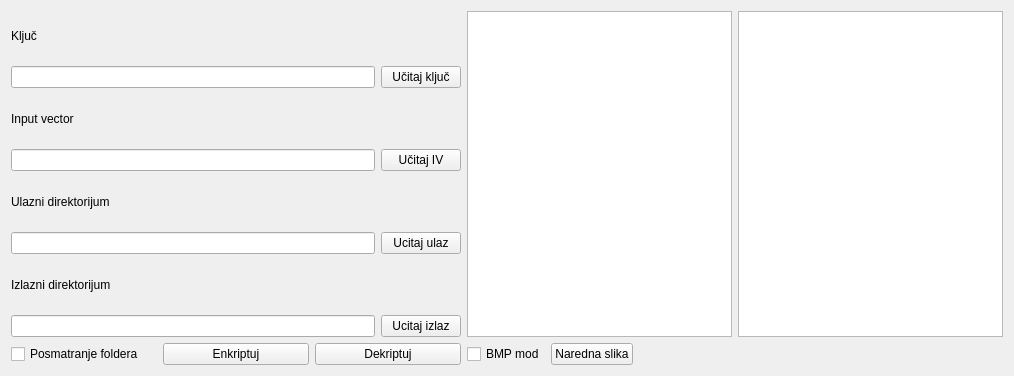
This is appgui.ui in Pritilender/CryptoLab as Qt 5 draws it before an edit. The edited form follows.
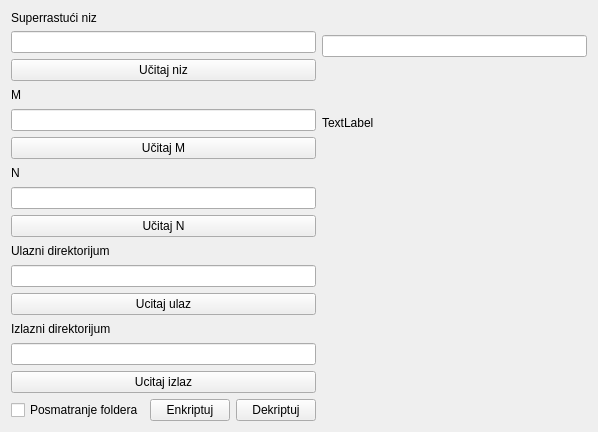
This is the edited form.

Patch:
```diff
--- a/appgui.ui
+++ b/appgui.ui
@@ -9,8 +9,8 @@
    <rect>
     <x>0</x>
     <y>0</y>
-    <width>1014</width>
-    <height>376</height>
+    <width>598</width>
+    <height>432</height>
    </rect>
   </property>
   <property name="sizePolicy">
@@ -28,106 +28,102 @@
      <item>
       <widget class="QLabel" name="lblKey">
        <property name="text">
-        <string>Ključ</string>
+        <string>Superrastući niz</string>
        </property>
       </widget>
      </item>
      <item>
-      <widget class="QLineEdit" name="lneKey"/>
+      <widget class="QLineEdit" name="lneArray"/>
+     </item>
+     <item>
+      <widget class="QPushButton" name="btnArrayLoad">
+       <property name="toolTip">
+        <string notr="true">Učitaj ključ iz fajla</string>
+       </property>
+       <property name="toolTipDuration">
+        <number>5000</number>
+       </property>
+       <property name="text">
+        <string>Učitaj niz</string>
+       </property>
+       <property name="flat">
+        <bool>false</bool>
+       </property>
+      </widget>
      </item>
     </layout>
    </item>
    <item row="0" column="1">
-    <layout class="QVBoxLayout" name="verticalLayout_3">
-     <item>
-      <spacer name="verticalSpacer">
-       <property name="orientation">
-        <enum>Qt::Vertical</enum>
-       </property>
-       <property name="sizeHint" stdset="0">
-        <size>
-         <width>20</width>
-         <height>15</height>
-        </size>
-       </property>
-      </spacer>
-     </item>
-     <item>
-      <widget class="QPushButton" name="btnKeyLoad">
-       <property name="toolTip">
-        <string notr="true">Učitaj ključ iz fajla</string>
-       </property>
-       <property name="toolTipDuration">
-        <number>5000</number>
-       </property>
-       <property name="text">
-        <string>Učitaj ključ</string>
-       </property>
-       <property name="flat">
-        <bool>false</bool>
-       </property>
-      </widget>
-     </item>
-    </layout>
-   </item>
-   <item row="0" column="2" rowspan="4" colspan="2">
-    <layout class="QHBoxLayout" name="horizontalLayout_3">
-     <item>
-      <widget class="QGraphicsView" name="gvBefore"/>
-     </item>
-     <item>
-      <widget class="QGraphicsView" name="gvAfter"/>
-     </item>
-    </layout>
+    <widget class="QLineEdit" name="lineEdit"/>
    </item>
    <item row="1" column="0">
     <layout class="QVBoxLayout" name="verticalLayout_10">
      <item>
       <widget class="QLabel" name="lblIV">
        <property name="text">
-        <string>Input vector</string>
+        <string>M</string>
        </property>
       </widget>
      </item>
      <item>
-      <widget class="QLineEdit" name="lneIV"/>
+      <widget class="QLineEdit" name="lneM"/>
+     </item>
+     <item>
+      <widget class="QPushButton" name="btnM">
+       <property name="toolTip">
+        <string notr="true">Učitaj ključ iz fajla</string>
+       </property>
+       <property name="toolTipDuration">
+        <number>5000</number>
+       </property>
+       <property name="text">
+        <string>Učitaj M</string>
+       </property>
+       <property name="flat">
+        <bool>false</bool>
+       </property>
+      </widget>
      </item>
     </layout>
    </item>
    <item row="1" column="1">
-    <layout class="QVBoxLayout" name="verticalLayout_9">
-     <item>
-      <spacer name="verticalSpacer_5">
-       <property name="orientation">
-        <enum>Qt::Vertical</enum>
-       </property>
-       <property name="sizeHint" stdset="0">
-        <size>
-         <width>20</width>
-         <height>15</height>
-        </size>
-       </property>
-      </spacer>
-     </item>
-     <item>
-      <widget class="QPushButton" name="btnIVLoad">
-       <property name="toolTip">
-        <string notr="true">Učitaj ključ iz fajla</string>
-       </property>
-       <property name="toolTipDuration">
-        <number>5000</number>
-       </property>
-       <property name="text">
-        <string>Učitaj IV</string>
-       </property>
-       <property name="flat">
-        <bool>false</bool>
-       </property>
-      </widget>
-     </item>
-    </layout>
+    <widget class="QLabel" name="label">
+     <property name="text">
+      <string>TextLabel</string>
+     </property>
+    </widget>
    </item>
    <item row="2" column="0">
+    <layout class="QVBoxLayout" name="verticalLayout_7">
+     <item>
+      <widget class="QLabel" name="lblN">
+       <property name="text">
+        <string>N</string>
+       </property>
+      </widget>
+     </item>
+     <item>
+      <widget class="QLineEdit" name="lneN"/>
+     </item>
+     <item>
+      <widget class="QPushButton" name="btnN">
+       <property name="toolTip">
+        <string notr="true">Učitaj ključ iz fajla</string>
+       </property>
+       <property name="toolTipDuration">
+        <number>5000</number>
+       </property>
+       <property name="text">
+        <string>Učitaj N</string>
+       </property>
+       <property name="flat">
+        <bool>false</bool>
+       </property>
+      </widget>
+     </item>
+    </layout>
+   </item>
+   <item row="3" column="0">
     <layout class="QVBoxLayout" name="verticalLayout">
      <item>
       <widget class="QLabel" name="lblInputDir">
@@ -139,23 +135,6 @@
      <item>
       <widget class="QLineEdit" name="lneInputDir"/>
      </item>
-    </layout>
-   </item>
-   <item row="2" column="1">
-    <layout class="QVBoxLayout" name="verticalLayout_4">
-     <item>
-      <spacer name="verticalSpacer_2">
-       <property name="orientation">
-        <enum>Qt::Vertical</enum>
-       </property>
-       <property name="sizeHint" stdset="0">
-        <size>
-         <width>20</width>
-         <height>15</height>
-        </size>
-       </property>
-      </spacer>
-     </item>
      <item>
       <widget class="QPushButton" name="btnInputDir">
        <property name="enabled">
@@ -168,7 +147,7 @@
      </item>
     </layout>
    </item>
-   <item row="3" column="0">
+   <item row="4" column="0">
     <layout class="QVBoxLayout" name="verticalLayout_6">
      <item>
       <widget class="QLabel" name="lblOutputDir">
@@ -180,23 +159,6 @@
      <item>
       <widget class="QLineEdit" name="lneOutputDir"/>
      </item>
-    </layout>
-   </item>
-   <item row="3" column="1">
-    <layout class="QVBoxLayout" name="verticalLayout_5">
-     <item>
-      <spacer name="verticalSpacer_3">
-       <property name="orientation">
-        <enum>Qt::Vertical</enum>
-       </property>
-       <property name="sizeHint" stdset="0">
-        <size>
-         <width>20</width>
-         <height>15</height>
-        </size>
-       </property>
-      </spacer>
-     </item>
      <item>
       <widget class="QPushButton" name="btnOutputDir">
        <property name="enabled">
@@ -209,7 +171,7 @@
      </item>
     </layout>
    </item>
-   <item row="4" column="0" colspan="2">
+   <item row="5" column="0">
     <layout class="QHBoxLayout" name="horizontalLayout">
      <item>
       <widget class="QCheckBox" name="cbxWatch">
@@ -240,37 +202,6 @@
      </item>
     </layout>
    </item>
-   <item row="4" column="2">
-    <layout class="QHBoxLayout" name="horizontalLayout_2">
-     <item>
-      <widget class="QCheckBox" name="cbxBMP">
-       <property name="text">
-        <string>BMP mod</string>
-       </property>
-      </widget>
-     </item>
-     <item>
-      <widget class="QPushButton" name="btnNext">
-       <property name="text">
-        <string>Naredna slika</string>
-       </property>
-      </widget>
-     </item>
-    </layout>
-   </item>
-   <item row="4" column="3">
-    <spacer name="horizontalSpacer">
-     <property name="orientation">
-      <enum>Qt::Horizontal</enum>
-     </property>
-     <property name="sizeHint" stdset="0">
-      <size>
-       <width>354</width>
-       <height>20</height>
-      </size>
-     </property>
-    </spacer>
-   </item>
   </layout>
  </widget>
  <layoutdefault spacing="6" margin="11"/>
```
Left out of the diff: 6 changed lines with no effect on the pictures.
